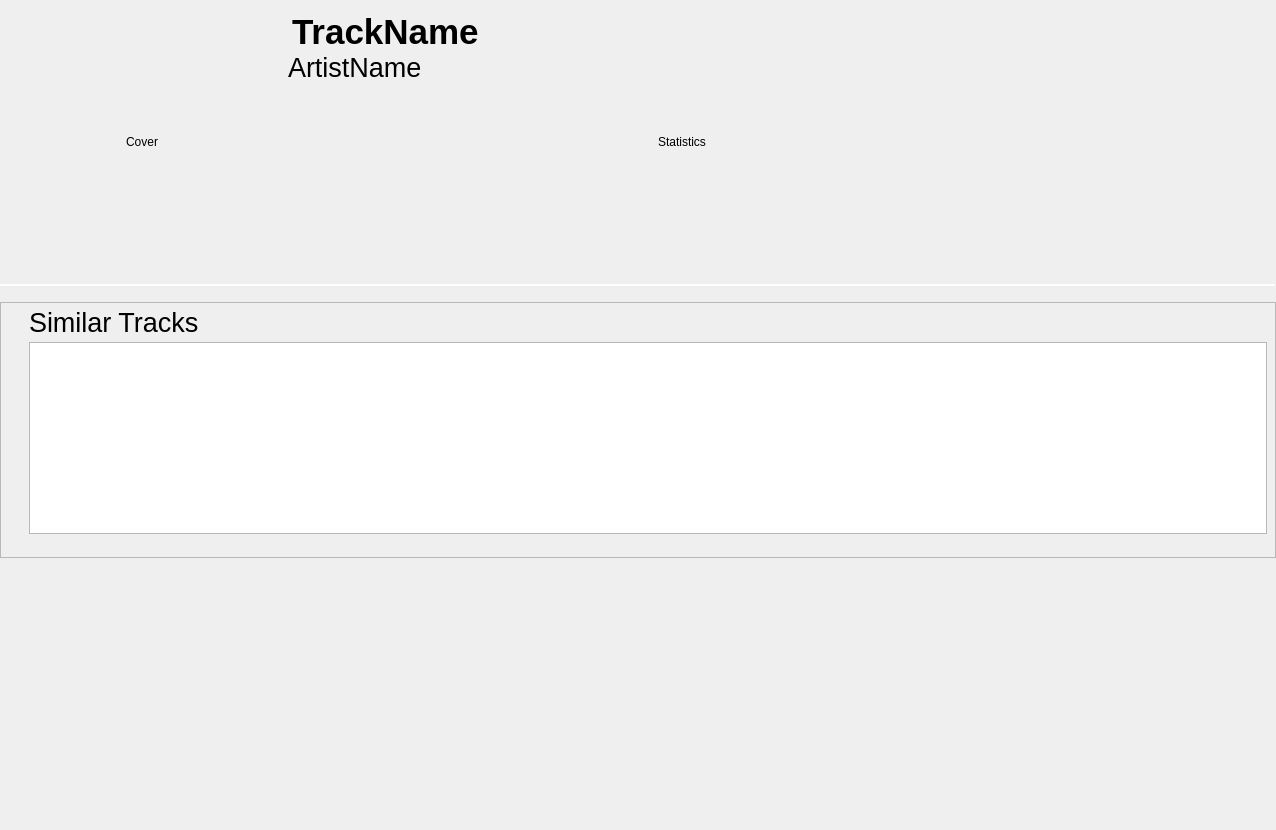
tomahawk-player/tomahawk, file src/libtomahawk/widgets/infowidgets/TrackInfoWidget.ui: the form before one commit.
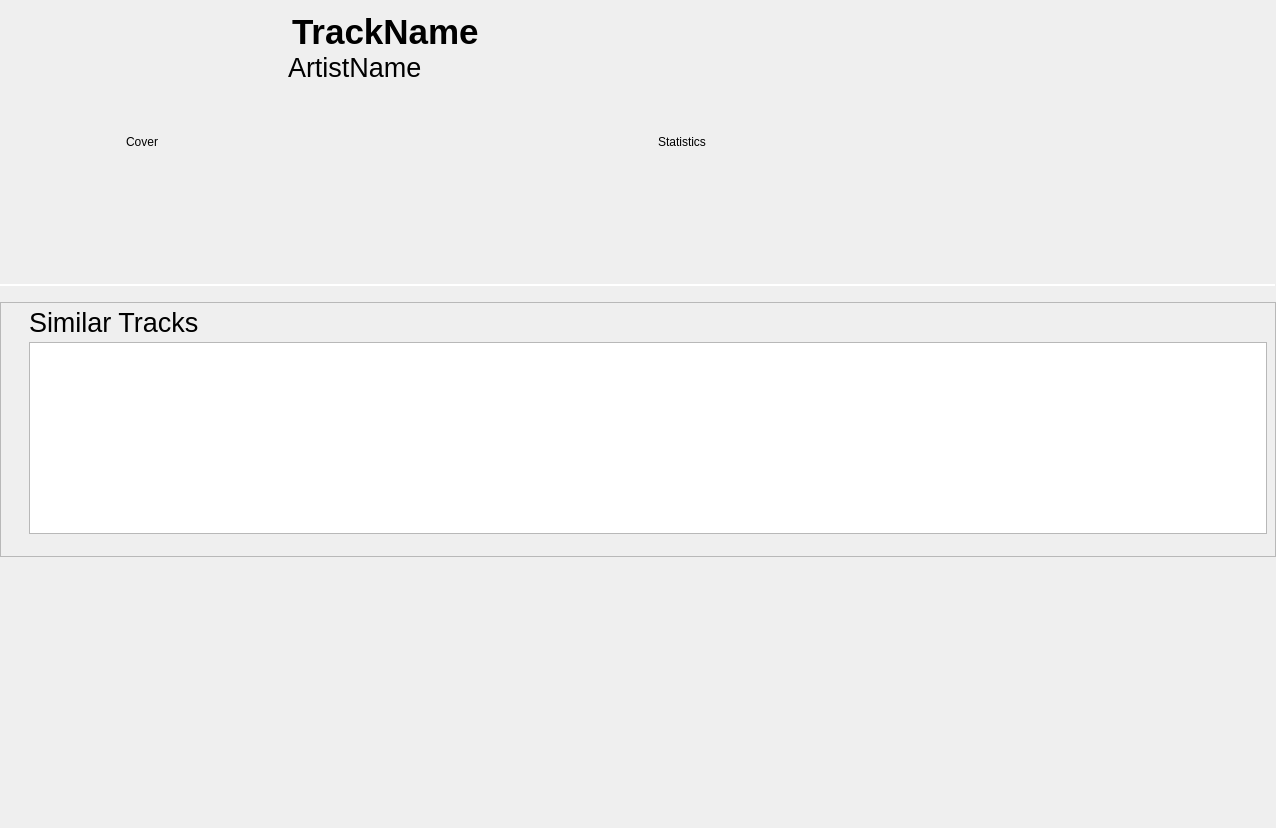
The form after the commit. Custom widgets are drawn as their Qt base class.

Commit message: Actually take advantage of ScrollingLabel in TrackInfoWidget

Patch:
```diff
--- a/src/libtomahawk/widgets/infowidgets/TrackInfoWidget.ui
+++ b/src/libtomahawk/widgets/infowidgets/TrackInfoWidget.ui
@@ -7,7 +7,7 @@
     <x>0</x>
     <y>0</y>
     <width>1276</width>
-    <height>830</height>
+    <height>828</height>
    </rect>
   </property>
   <property name="windowTitle">
```
Left out of the diff: 2 changed lines with no effect on the pictures.
